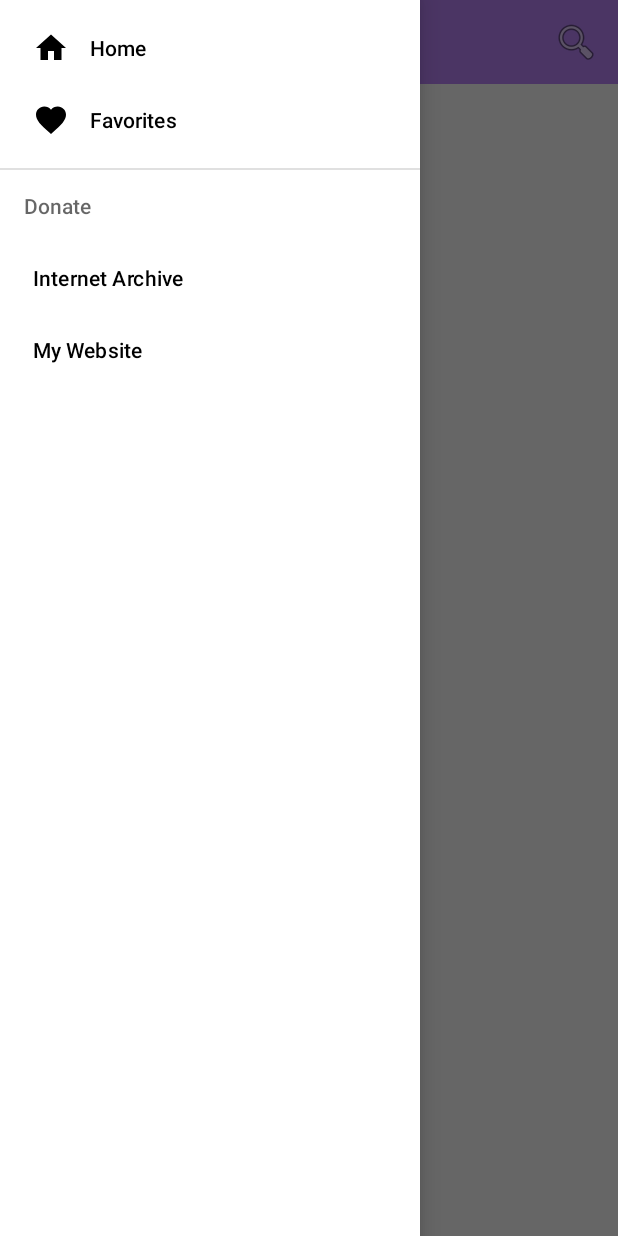
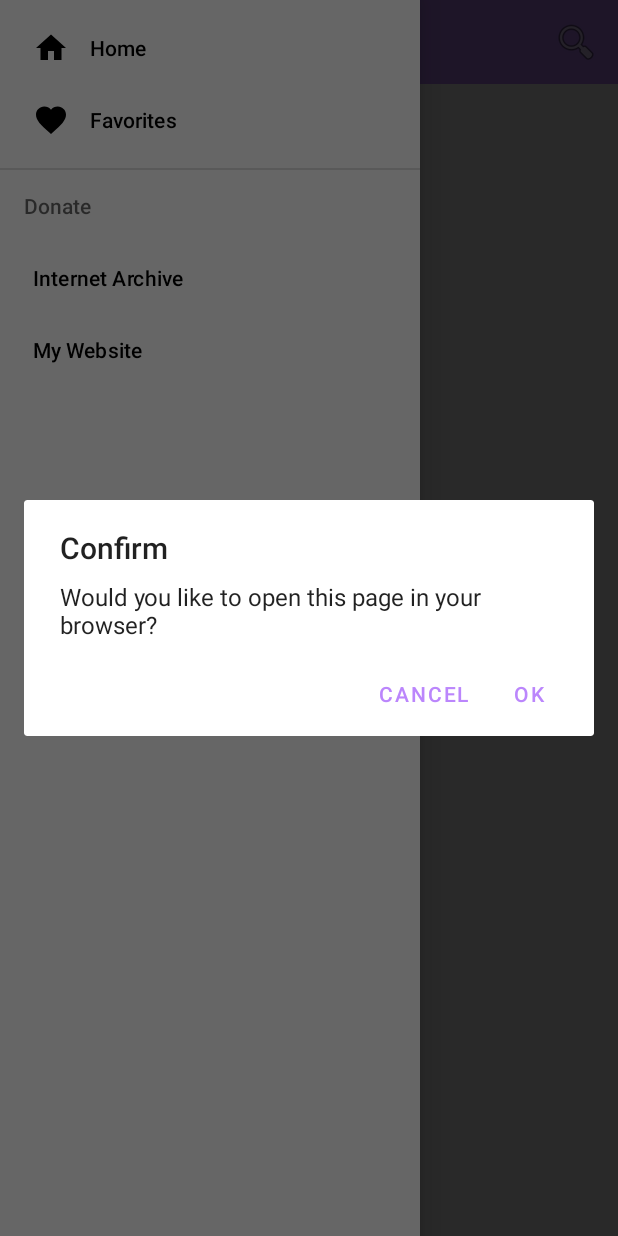
Before and after one commit to bokumin/archivedownloader, an Android app: the screen it shows after launch (MainActivity), in the side drawer, after a tap on "My Website", on a phone screen of 412 x 824 dp. Run offline under Robolectric (Android 15) with nearby library versions, the phone set to English and light mode, and no system bars; pictures from the network do not load.

Commit message:
add confirm

```diff
--- a/app/src/main/java/net/bokumin45/archivedownloader/MainActivity.kt
+++ b/app/src/main/java/net/bokumin45/archivedownloader/MainActivity.kt
@@ -8,6 +8,7 @@ import android.view.MenuItem
 import android.view.View
 import android.widget.Toast
 import androidx.appcompat.app.ActionBarDrawerToggle
+import androidx.appcompat.app.AlertDialog
 import androidx.appcompat.widget.SearchView
 import androidx.appcompat.app.AppCompatActivity
 import androidx.drawerlayout.widget.DrawerLayout
@@ -75,6 +76,18 @@ class MainActivity : AppCompatActivity() {
     companion object {
         private const val VPN_REQUEST_CODE = 1
     }
+
+    private fun showConfirmationDialog(url: String) {
+        AlertDialog.Builder(this)
+            .setTitle("Confirm")
+            .setMessage("Would you like to open this page in your browser?")
+            .setPositiveButton("OK") { _, _ ->
+                val intent = Intent(Intent.ACTION_VIEW, Uri.parse(url))
+                startActivity(intent)
+            }
+            .setNegativeButton("Cancel", null)
+            .show()
+    }
     private fun setupDrawer() {
         drawerLayout = binding.drawerLayout
         navigationView = binding.navigationView
@@ -102,13 +115,11 @@ class MainActivity : AppCompatActivity() {
                     true
                 }
                 R.id.nav_donate_archive -> {
-                    val intent = Intent(Intent.ACTION_VIEW, Uri.parse("https://archive.org/donate/"))
-                    startActivity(intent)
+                    showConfirmationDialog("https://archive.org/donate/")
                     true
                 }
                 R.id.nav_donate_website -> {
-                    val intent = Intent(Intent.ACTION_VIEW, Uri.parse("https://bokumin45.server-on.net"))
-                    startActivity(intent)
+                    showConfirmationDialog("https://bokumin45.server-on.net")
                     true
                 }
                 else -> false
```
